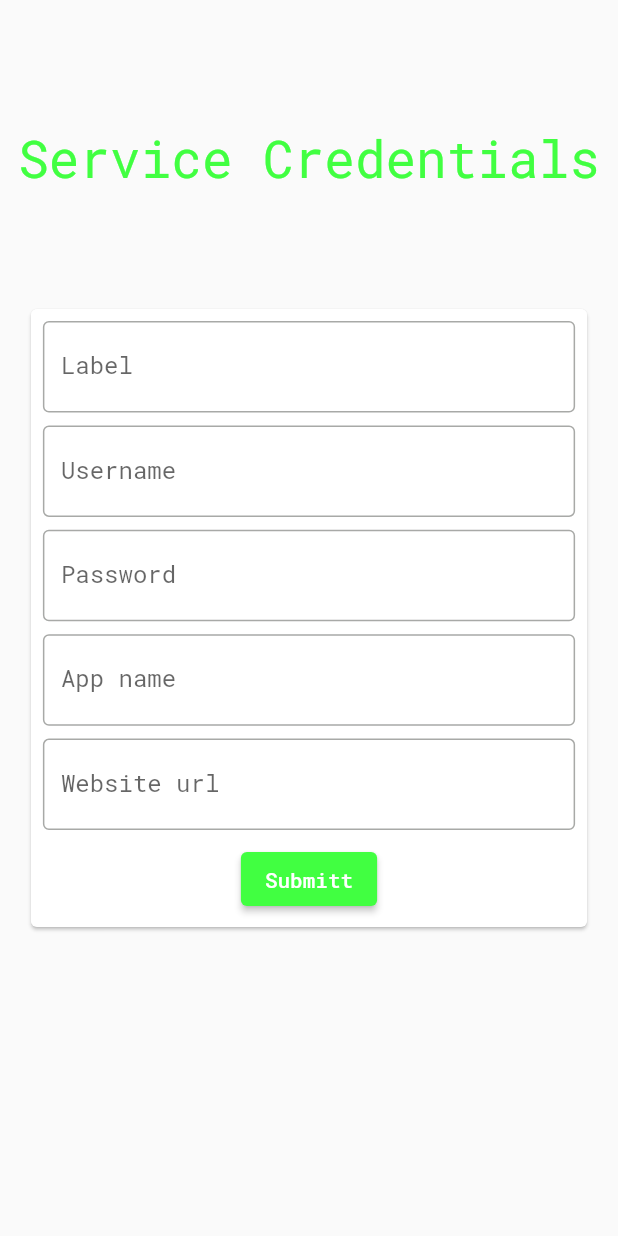
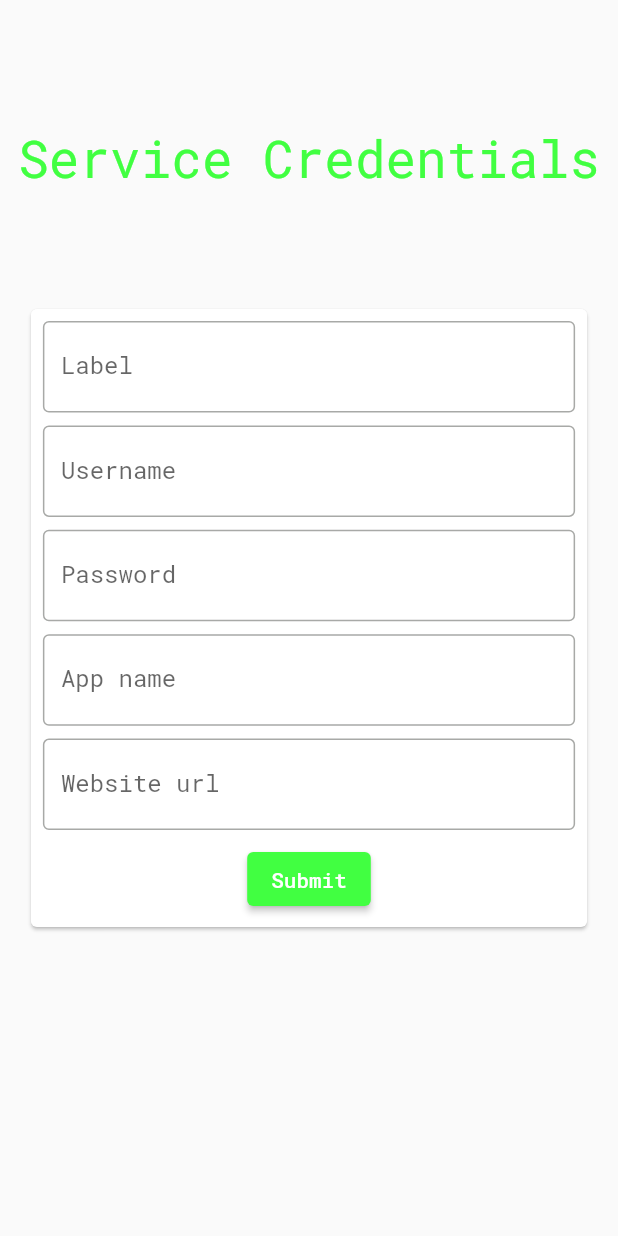
Before and after one commit to Flajt/Ladon, a Flutter app: the PasswordPage screen opened by its route, on a phone screen of 412 x 824 dp. Run offline on Flutter 3.47's test engine with Material 2 defaults, Android fonts, the phone set to English and light mode, and no system bars; our stand-ins replace another_flushbar, cached_network_image, file_picker, form_validator, google_fonts, hive and 3 more; missing offline and left inert: biometric_storage, flutter_autofill_service, hawk_fab_menu, mobile_scanner, otp, random_password_generator; accounts and stored records are empty.

Commit message:
Fix: Spelling mistake

```diff
--- a/ladon/lib/features/passwordManager/uiblocks/ServiceColumn.dart
+++ b/ladon/lib/features/passwordManager/uiblocks/ServiceColumn.dart
@@ -89,7 +89,7 @@ class ServiceColumn extends StatelessWidget {
           },
           style: ElevatedButton.styleFrom(
               backgroundColor: const Color.fromARGB(255, 65, 255, 65)),
-          child: const Text("Submitt"),
+          child: const Text("Submit"),
         )
       ],
     );
```
